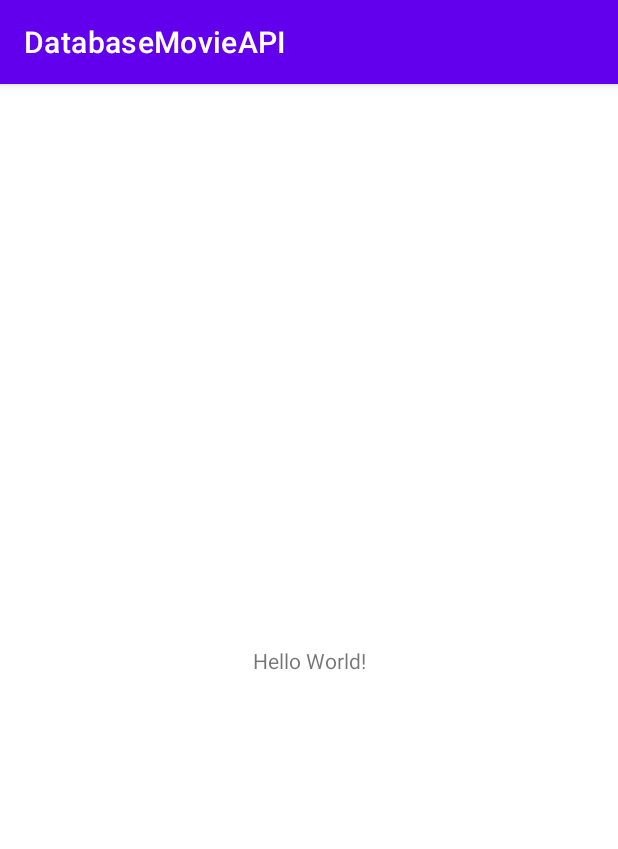
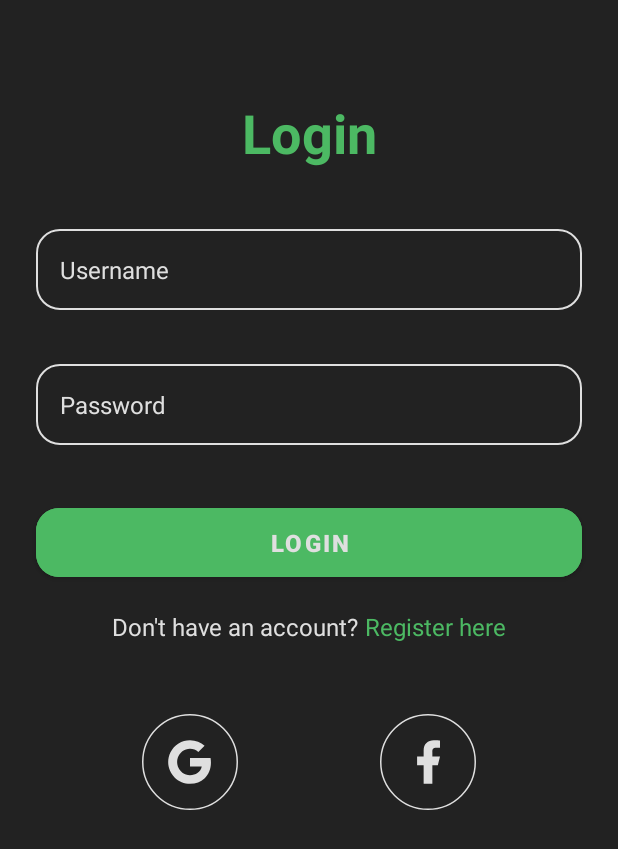
Before and after one commit to SyahranFD/DatabaseMovieAPI, an Android app: the screen it shows after launch (MainActivity before the commit, LoginPage after it), on a phone screen of 412 x 824 dp. Shown: the top 849 px of the screen. Run offline under Robolectric (Android 15) with nearby library versions, the phone set to English and light mode, and no system bars; libraries missing offline, so code that uses them is left out: com.androidnetworking, com.androidnetworking.common, com.androidnetworking.error, com.androidnetworking.interfaces.

Commit message:
feat : [SF] add login with mediadwi and with google

```diff
--- a/app/src/main/java/com/example/databasemovieapi/LoginPage.java
+++ b/app/src/main/java/com/example/databasemovieapi/LoginPage.java
@@ -1,14 +1,155 @@
 package com.example.databasemovieapi;
+
+import static android.content.ContentValues.TAG;
 
 import androidx.appcompat.app.AppCompatActivity;
 
+import android.content.Intent;
+import android.content.SharedPreferences;
 import android.os.Bundle;
+import android.util.Log;
+import android.view.View;
+import android.widget.EditText;
+import android.widget.ImageButton;
+import android.widget.ProgressBar;
+import android.widget.TextView;
+import android.widget.Toast;
+
+import com.androidnetworking.AndroidNetworking;
+import com.androidnetworking.common.Priority;
+import com.androidnetworking.error.ANError;
+import com.androidnetworking.interfaces.JSONObjectRequestListener;
+import com.google.android.gms.auth.api.signin.GoogleSignIn;
+import com.google.android.gms.auth.api.signin.GoogleSignInAccount;
+import com.google.android.gms.auth.api.signin.GoogleSignInClient;
+import com.google.android.gms.auth.api.signin.GoogleSignInOptions;
+import com.google.android.gms.common.api.ApiException;
+import com.google.android.gms.tasks.Task;
+import com.google.android.material.button.MaterialButton;
+
+import org.json.JSONException;
+import org.json.JSONObject;
 
 public class LoginPage extends AppCompatActivity {
+
+    EditText etUsername, etPassword;
+    MaterialButton btnLogin;
+    ProgressBar pbLogin;
+    ImageButton btnGoogle, btnFacebook;
+
+    private static final int RC_SIGN_IN_GOOGLE = 123;
+    private GoogleSignInClient mGoogleSignInClient;
 
     @Override
     protected void onCreate(Bundle savedInstanceState) {
         super.onCreate(savedInstanceState);
         setContentView(R.layout.activity_login_page);
+
+        GoogleSignInOptions gso = new GoogleSignInOptions.Builder(GoogleSignInOptions.DEFAULT_SIGN_IN)
+                .requestEmail()
+                .build();
+        mGoogleSignInClient = GoogleSignIn.getClient(this, gso);
+
+
+        etUsername = findViewById(R.id.etUsername);
+        etPassword = findViewById(R.id.etPassword);
+        btnLogin = findViewById(R.id.btnLogin);
+        pbLogin = findViewById(R.id.pbLogin);
+        btnGoogle = findViewById(R.id.btnGoogle);
+        btnFacebook = findViewById(R.id.btnFacebook);
+
+        btnLogin.setOnClickListener(new View.OnClickListener() {
+            @Override
+            public void onClick(View view) {
+                String username = etUsername.getText().toString();
+                String password = etPassword.getText().toString();
+
+                if (username.isEmpty() || password.isEmpty()) {
+                    Toast.makeText(getApplicationContext(), "Isi Username dan Password", Toast.LENGTH_SHORT).show();
+                } else {
+                    pbLogin.setVisibility(View.VISIBLE);
+                    btnLogin.setEnabled(false);
+
+                    AndroidNetworking.post("https://mediadwi.com/api/latihan/login?username=admin&password=admin")
+                            .addBodyParameter("username", username)
+                            .addBodyParameter("password", password)
+                            .setPriority(Priority.HIGH)
+                            .build()
+                            .getAsJSONObject(new JSONObjectRequestListener() {
+                                @Override
+                                public void onResponse(JSONObject response) {
+                                    Log.d("sukses login", "onResponse: " + response.toString());
+
+                                    try {
+                                        boolean status = response.getBoolean("status");
+                                        String message = response.getString("message");
+
+                                        if (status) {
+                                            Toast.makeText(getApplicationContext(), "Sukses Login", Toast.LENGTH_SHORT).show();
+
+                                            Intent calculator = new Intent(LoginPage.this, MainActivity.class);
+                                            startActivity(calculator);
+                                            finish();
+
+                                        } else {
+                                            Toast.makeText(getApplicationContext(), "Gagal Login", Toast.LENGTH_SHORT).show();
+                                        }
+                                    } catch (JSONException e) {
+                                        e.printStackTrace();
+                                    }
+
+                                    pbLogin.setVisibility(View.GONE);
+                                    btnLogin.setEnabled(true);
+                                }
+
+                                @Override
+                                public void onError(ANError error) {
+                                    // Handle error
+                                }
+                            });
+                }
+            }
+        });
+
+        btnGoogle.setOnClickListener(new View.OnClickListener() {
+            @Override
+            public void onClick(View v) {
+                signInWithGoogle();
+            }
+        });
     }
+
+    private void signInWithGoogle() {
+        Intent signInIntent = mGoogleSignInClient.getSignInIntent();
+        startActivityForResult(signInIntent, RC_SIGN_IN_GOOGLE);
+    }
+
+    @Override
+    protected void onActivityResult(int requestCode, int resultCode, Intent data) {
+        super.onActivityResult(requestCode, resultCode, data);
+
+        if (requestCode == RC_SIGN_IN_GOOGLE) {
+            Task<GoogleSignInAccount> task = GoogleSignIn.getSignedInAccountFromIntent(data);
+            handleSignInResult(task);
+        }
+    }
+
+    private void handleSignInResult(Task<GoogleSignInAccount> completedTask) {
+        try {
+            GoogleSignInAccount account = completedTask.getResult(ApiException.class);
+            // Sign-in was successful, you can retrieve user details from the account object
+            String name = account.getDisplayName();
+            String email = account.getEmail();
+            // ...
+            Intent intent = new Intent(LoginPage.this, MainActivity.class);
+            startActivity(intent);
+
+            // Finish MainActivity if needed
+            finish();
+        } catch (ApiException e) {
+            // Sign-in failed, handle the exception
+            Log.w(TAG, "signInResult:failed code=" + e.getStatusCode());
+        }
+    }
+
 }
--- a/app/src/main/res/values-night/themes.xml
+++ b/app/src/main/res/values-night/themes.xml
@@ -1,6 +1,6 @@
 <resources xmlns:tools="http://schemas.android.com/tools">
     <!-- Base application theme. -->
-    <style name="Theme.DatabaseMovieAPI" parent="Theme.MaterialComponents.DayNight.DarkActionBar">
+    <style name="Theme.DatabaseMovieAPI" parent="Theme.MaterialComponents.DayNight.NoActionBar">
         <!-- Primary brand color. -->
         <item name="colorPrimary">@color/purple_200</item>
         <item name="colorPrimaryVariant">@color/purple_700</item>
--- a/app/src/main/res/values/themes.xml
+++ b/app/src/main/res/values/themes.xml
@@ -1,6 +1,6 @@
 <resources xmlns:tools="http://schemas.android.com/tools">
     <!-- Base application theme. -->
-    <style name="Theme.DatabaseMovieAPI" parent="Theme.MaterialComponents.DayNight.DarkActionBar">
+    <style name="Theme.DatabaseMovieAPI" parent="Theme.MaterialComponents.DayNight.NoActionBar">
         <!-- Primary brand color. -->
         <item name="colorPrimary">@color/purple_500</item>
         <item name="colorPrimaryVariant">@color/purple_700</item>
--- a/build.gradle
+++ b/build.gradle
@@ -1,4 +1,8 @@
-// Top-level build file where you can add configuration options common to all sub-projects/modules.
+buildscript {
+    dependencies {
+        classpath 'com.google.gms:google-services:4.3.15'
+    }
+}// Top-level build file where you can add configuration options common to all sub-projects/modules.
 plugins {
     id 'com.android.application' version '7.3.1' apply false
     id 'com.android.library' version '7.3.1' apply false
--- a/gradle.properties
+++ b/gradle.properties
@@ -15,6 +15,7 @@ org.gradle.jvmargs=-Xmx2048m -Dfile.encoding=UTF-8
 # Android operating system, and which are packaged with your app's APK
 # https://developer.android.com/topic/libraries/support-library/androidx-rn
 android.useAndroidX=true
+android.enableJetifier=true
 # Enables namespacing of each library's R class so that its R class includes only the
 # resources declared in the library itself and none from the library's dependencies,
 # thereby reducing the size of the R class for that library
--- a/settings.gradle
+++ b/settings.gradle
@@ -10,6 +10,7 @@ dependencyResolutionManagement {
     repositories {
         google()
         mavenCentral()
+        maven { url 'https://jitpack.io' }
     }
 }
 rootProject.name = "DatabaseMovieAPI"
```
Also changed, not shown: app/build.gradle (+7 -2 lines), app/src/main/AndroidManifest.xml (+7 -7 lines), 1 other file.
